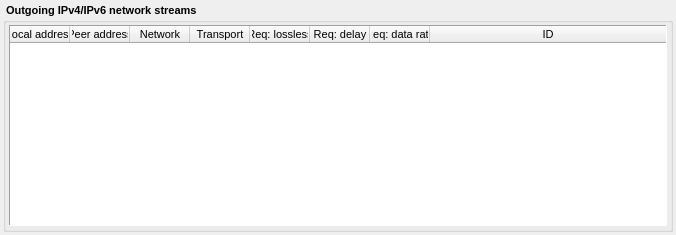
The window that Homer/forms/Widgets/OverviewNetworkStreamsWidget.ui (Homer-Conferencing/Homer-Conferencing) describes before a commit, drawn with Qt 5.
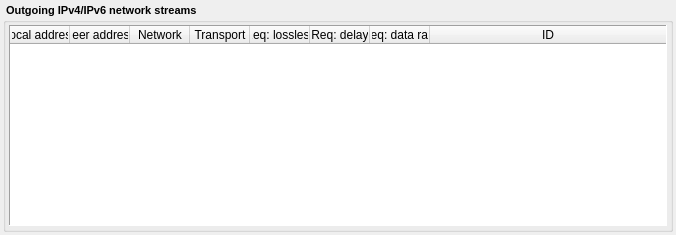
The same window after the commit.

```diff
--- a/Homer/forms/Widgets/OverviewNetworkStreamsWidget.ui
+++ b/Homer/forms/Widgets/OverviewNetworkStreamsWidget.ui
@@ -59,7 +59,7 @@
         <widget class="QTableWidget" name="mTwOutgoingStreams">
          <property name="font">
           <font>
-           <pointsize>8</pointsize>
+           <pointsize>9</pointsize>
            <weight>50</weight>
            <bold>false</bold>
           </font>
```
